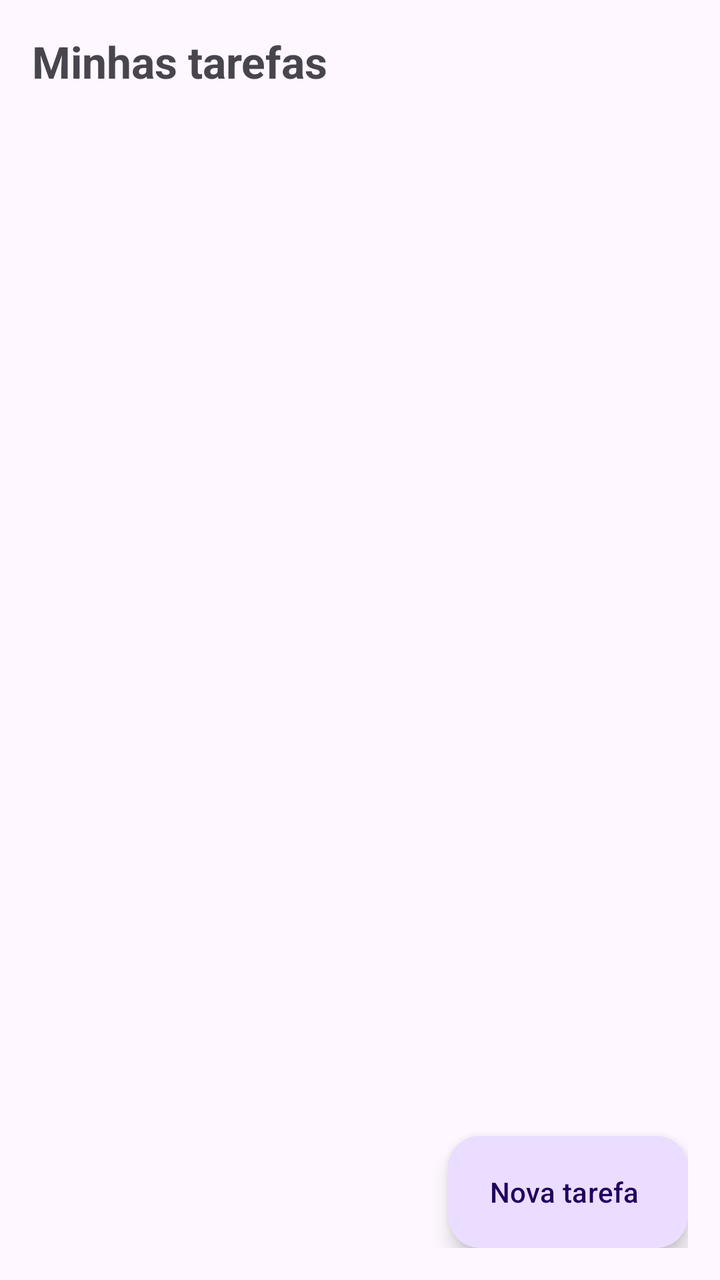
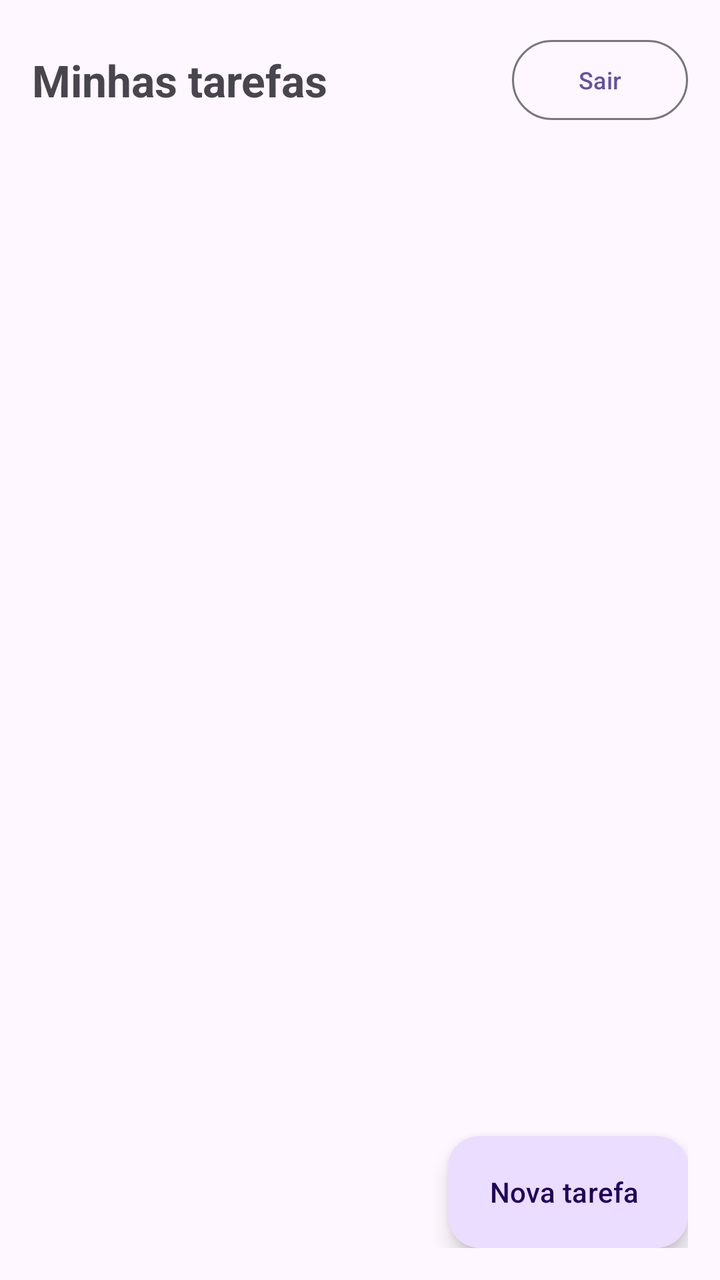

Before-and-after screenshots of an Android layout around one commit, followed by the original layout XML and the change that was made.
<!-- AndroidManifest.xml: application theme Theme.Cotidiano -->
<!-- res/layout/fragment_inicio.xml -->
<?xml version="1.0" encoding="utf-8"?>
<LinearLayout xmlns:android="http://schemas.android.com/apk/res/android"
    android:layout_width="match_parent"
    android:layout_height="match_parent"
    android:orientation="vertical"
    android:padding="16dp">

    <TextView
        android:layout_width="wrap_content"
        android:layout_height="wrap_content"
        android:text="@string/tarefas_titulo"
        android:textSize="22sp"
        android:textStyle="bold" />

    <TextView
        android:id="@+id/tvContador"
        android:layout_width="wrap_content"
        android:layout_height="wrap_content"
        android:layout_marginBottom="12dp"
        android:textSize="13sp" />

    <androidx.recyclerview.widget.RecyclerView
        android:id="@+id/rvTarefas"
        android:layout_width="match_parent"
        android:layout_height="0dp"
        android:layout_weight="1" />

    <com.google.android.material.floatingactionbutton.ExtendedFloatingActionButton
        android:id="@+id/fabAdicionar"
        android:layout_width="wrap_content"
        android:layout_height="wrap_content"
        android:layout_gravity="end"
        android:text="@string/tarefas_nova" />
</LinearLayout>
<!-- resources referenced by this layout -->
<resources>
  <string name="tarefas_nova">Nova tarefa</string>
  <string name="tarefas_titulo">Minhas tarefas</string>
  <style name="Theme.Cotidiano" parent="Base.Theme.Cotidiano" />
  <style name="Base.Theme.Cotidiano" parent="Theme.Material3.DayNight.NoActionBar">
          
          
      </style>
</resources>

<!-- the commit's change to res/layout/fragment_inicio.xml (unified diff, before → after) -->
@@ -5,12 +5,28 @@
     android:orientation="vertical"
     android:padding="16dp">
 
-    <TextView
-        android:layout_width="wrap_content"
+    <LinearLayout
+        android:layout_width="match_parent"
         android:layout_height="wrap_content"
-        android:text="@string/tarefas_titulo"
-        android:textSize="22sp"
-        android:textStyle="bold" />
+        android:orientation="horizontal"
+        android:gravity="center_vertical">
+
+        <TextView
+            android:layout_width="0dp"
+            android:layout_height="wrap_content"
+            android:layout_weight="1"
+            android:text="@string/tarefas_titulo"
+            android:textSize="22sp"
+            android:textStyle="bold" />
+
+        <Button
+            android:id="@+id/btnSair"
+            style="?attr/materialButtonOutlinedStyle"
+            android:layout_width="wrap_content"
+            android:layout_height="wrap_content"
+            android:text="@string/nav_sair"
+            android:textSize="12sp" />
+    </LinearLayout>
 
     <TextView
         android:id="@+id/tvContador"
<!-- resource entries referenced after the edit -->
@@ -1,5 +1,6 @@
 <!-- resources referenced by this layout -->
 <resources>
+  <string name="nav_sair">Sair</string>
   <string name="tarefas_nova">Nova tarefa</string>
   <string name="tarefas_titulo">Minhas tarefas</string>
   <style name="Theme.Cotidiano" parent="Base.Theme.Cotidiano" />
